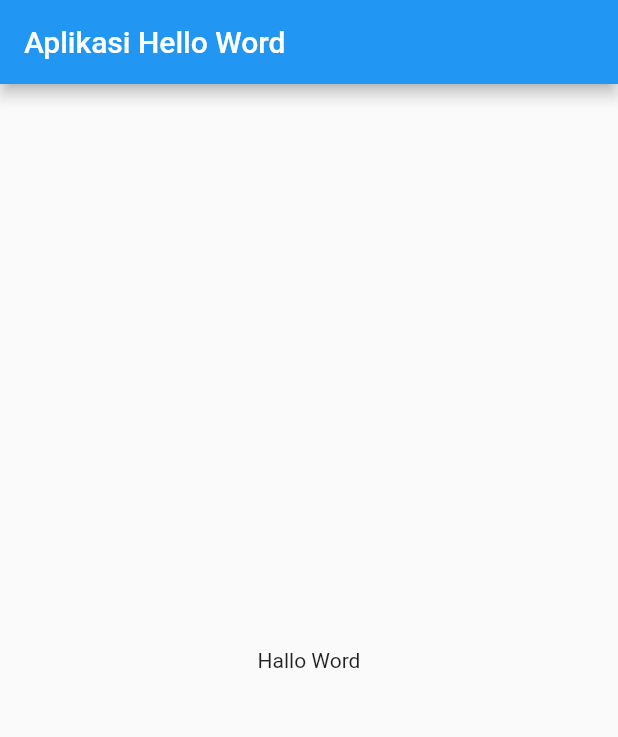
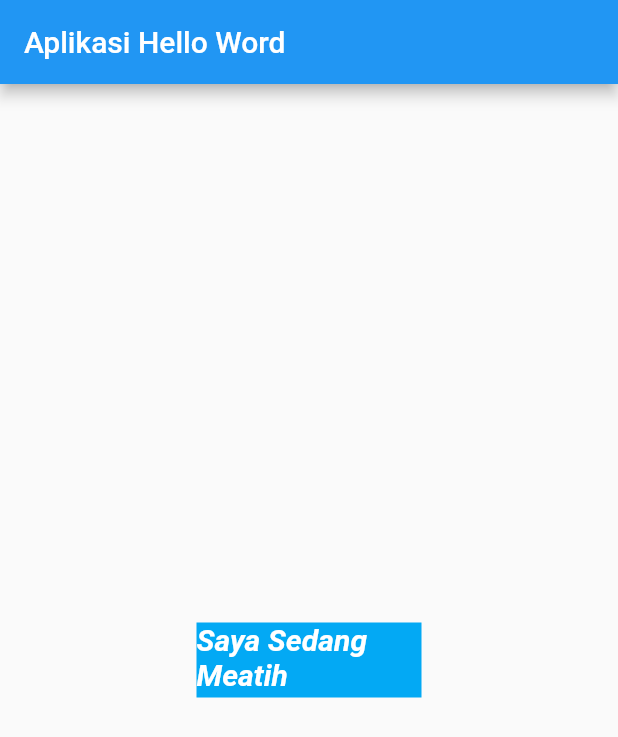
Before and after one commit to luthviharifitriadi/aplikasi_helloworld, a Flutter app: the screen it shows after launch, on a phone screen of 412 x 824 dp. Shown: the top 737 px of the screen. Run offline on Flutter 3.47's test engine with Material 2 defaults, Android fonts, the phone set to English and light mode, and no system bars.

Commit message:
text widget

```diff
--- a/lib/main.dart
+++ b/lib/main.dart
@@ -12,7 +12,19 @@ class MyApp extends StatelessWidget {
         appBar: AppBar(
           title: Text("Aplikasi Hello Word"),
         ),
-        body: Center(child: Text("Hallo Word")),
+        body: Center(
+            child: Container(
+                color: Colors.lightBlue,
+                width: 150,
+                height: 50,
+                child: Text(
+                  "Saya Sedang Meatih Kemampuan flutter Saya",
+                  style: TextStyle(
+                      color: Colors.white,
+                      fontStyle: FontStyle.italic,
+                      fontWeight: FontWeight.w700,
+                      fontSize: 20),
+                ))),
       ),
     );
   }
```
